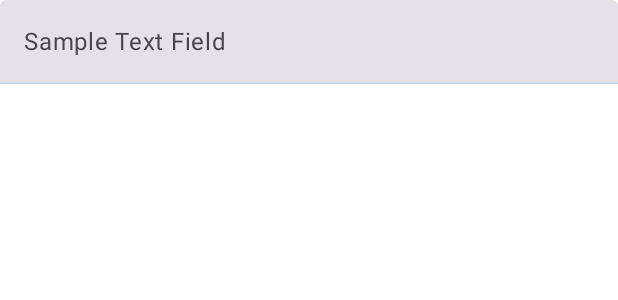
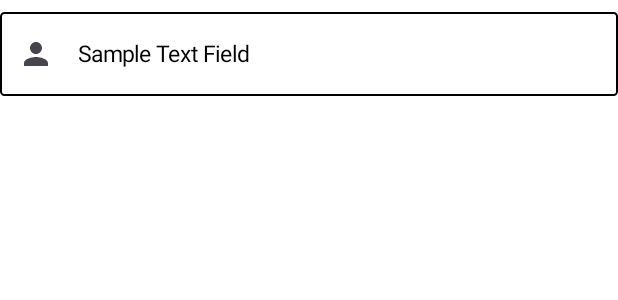
Before and after one commit to jessyjackson/PictionaryParty, an Android app built with Jetpack Compose: the @Preview function TextFieldPreview, on a phone screen of 412 x 824 dp. Shown: the top 300 px of the screen. Run offline under Robolectric (Android 15) with nearby library versions, the phone set to English and light mode, and no system bars.

Commit message:
Update TextFields.kt

```diff
--- a/app/src/main/java/com/pictionaryparty/ui/components/TextFields.kt
+++ b/app/src/main/java/com/pictionaryparty/ui/components/TextFields.kt
@@ -1,31 +1,41 @@
 package com.pictionaryparty.ui.components
 
 import androidx.compose.foundation.background
+import androidx.compose.foundation.layout.Column
 import androidx.compose.foundation.layout.fillMaxWidth
 import androidx.compose.foundation.layout.padding
 import androidx.compose.foundation.layout.wrapContentHeight
+import androidx.compose.foundation.shape.RoundedCornerShape
+import androidx.compose.foundation.text.KeyboardActions
 import androidx.compose.foundation.text.KeyboardOptions
 import androidx.compose.material.icons.Icons
+import androidx.compose.material.icons.filled.DateRange
 import androidx.compose.material.icons.filled.Person
 import androidx.compose.material3.ExperimentalMaterial3Api
 import androidx.compose.material3.Icon
+import androidx.compose.material3.IconButton
 import androidx.compose.material3.MaterialTheme
 import androidx.compose.material3.OutlinedTextField
 import androidx.compose.material3.Text
-import androidx.compose.material3.TextField
+import androidx.compose.material3.TextFieldColors
 import androidx.compose.material3.TextFieldDefaults
 import androidx.compose.runtime.Composable
 import androidx.compose.runtime.getValue
 import androidx.compose.runtime.mutableStateOf
 import androidx.compose.runtime.remember
+import androidx.compose.runtime.setValue
 import androidx.compose.ui.Alignment
 import androidx.compose.ui.Modifier
 import androidx.compose.ui.graphics.Color
 import androidx.compose.ui.text.TextStyle
+import androidx.compose.ui.text.font.FontWeight
+import androidx.compose.ui.text.input.ImeAction
 import androidx.compose.ui.text.input.KeyboardType
 import androidx.compose.ui.tooling.preview.Preview
 import androidx.compose.ui.unit.Dp
 import androidx.compose.ui.unit.dp
+import androidx.compose.ui.unit.sp
+
 
 @OptIn(ExperimentalMaterial3Api::class)
 @Composable
@@ -40,11 +50,48 @@ fun AppTextField(
     marginLeft: Dp = 0.dp,
     marginRight: Dp = 0.dp
 ) {
-    var focusColor = Color(39,68,92)
+    var isFocused by remember { mutableStateOf(false) }
+
+    OutlinedTextField(
+        modifier = Modifier
+            .fillMaxWidth()
+            .wrapContentHeight()
+            .padding(top = marginTop, bottom = marginBottom, start = marginLeft, end = marginRight),
+        textStyle = TextStyle(
+            color = Color.Black,
+            fontSize = 18.sp
+        ),
+        value = value,
+        colors = TextFieldDefaults.outlinedTextFieldColors(
+            focusedBorderColor = Color(39,68,92),
+            unfocusedBorderColor = Color.Black
+        ),
+        enabled = enabled,
+        onValueChange = { onValueChange?.invoke(it) },
+        label = {
+            val labelColor = if (isFocused) Color(39,68,92) else Color.Black // Determina il colore dell'etichetta in base allo stato del focus
+            Text(
+                text = label,
+                style = TextStyle(
+                    color = labelColor,
+                    fontSize = 15.sp,
+                )
+            )
+        },
+        shape = RoundedCornerShape(3.dp),
+        keyboardOptions = KeyboardOptions(keyboardType = keyboardType),
+        leadingIcon = {
+            Icon(imageVector = Icons.Filled.Person,
+                contentDescription = "Icon")
+        },
+        maxLines = 1
+    )
+
+    /*var focusColor = Color(39,68,92)
     var unfocusColor = Color(191,215,237)
 
-    TextField(
-        modifier = Modifier
+
+        /*modifier = Modifier
             .fillMaxWidth()
             .wrapContentHeight()
             .padding(top = marginTop, bottom = marginBottom, start = marginLeft, end = marginRight),
@@ -57,41 +104,81 @@ fun AppTextField(
         colors = TextFieldDefaults.textFieldColors(
             unfocusedIndicatorColor = unfocusColor,
             focusedIndicatorColor = focusColor,
-        )
-    )
+        )*/
+        Column(modifier = Modifier
+            .fillMaxWidth()
+            .wrapContentHeight()
+            /*.background(Color.White)*/
+            .padding(top = marginTop, bottom = marginBottom, start = marginLeft, end = marginRight),
+            horizontalAlignment = Alignment.CenterHorizontally) {
+            OutlinedTextField(
+                value = value,
+                onValueChange = { onValueChange?.invoke(it)},
+                colors = TextFieldDefaults.textFieldColors(
+                    unfocusedIndicatorColor = unfocusColor,
+                    focusedIndicatorColor = focusColor
+                ),
+
+                label = {Text(label)},
+                leadingIcon = {
+                    IconButton(onClick = { /*TODO*/ }) {
+                        Icon(
+                            imageVector = Icons.Filled.Person,
+                            contentDescription = "group name"
+                        )
+                    }
+                }
+            )
+        }*/
 }
 
+@OptIn(ExperimentalMaterial3Api::class)
 @Composable
-fun AppTextFieldName(
+fun AppTextFieldLimitTime(
     onValueChange: ((input: String) -> Unit)? = null,
     value: String = "",
     label: String,
     enabled: Boolean = true,
     keyboardType: KeyboardType = KeyboardType.Text,
     marginTop: Dp = 0.dp,
-    marginBottom: Dp = 0.dp,
+    marginBottom: Dp = 10.dp,
     marginLeft: Dp = 0.dp,
     marginRight: Dp = 0.dp
 ) {
-
-
     OutlinedTextField(
         modifier = Modifier
             .fillMaxWidth()
-            .background(Color.LightGray)
             .wrapContentHeight()
             .padding(top = marginTop, bottom = marginBottom, start = marginLeft, end = marginRight),
-        textStyle = TextStyle(color = MaterialTheme.colorScheme.onSurface),
-
+        textStyle = TextStyle(
+            color = Color.Black,
+            fontSize = 18.sp,
+            fontWeight = FontWeight.Bold
+        ),
         value = value,
+        colors = TextFieldDefaults.outlinedTextFieldColors(
+            focusedBorderColor = Color(39,68,92),
+            unfocusedBorderColor = Color(39,68,92)
+        ),
         enabled = enabled,
         onValueChange = { onValueChange?.invoke(it) },
-        label = { Text(label) },
+        label = {
+            Text(
+                text = label,
+                style = TextStyle(
+                    color = Color(39,68,92),
+                    fontSize = 18.sp,
+                    fontWeight = FontWeight.Bold
+                )
+            )
+        },
+        shape = RoundedCornerShape(12.dp),
         keyboardOptions = KeyboardOptions(keyboardType = keyboardType),
         leadingIcon = {
-            Icon(imageVector = Icons.Filled.Person,
+            Icon(imageVector = Icons.Filled.DateRange,
                 contentDescription = "Icon")
-        }
+        },
+        maxLines = 1
 
     )
 }
```
